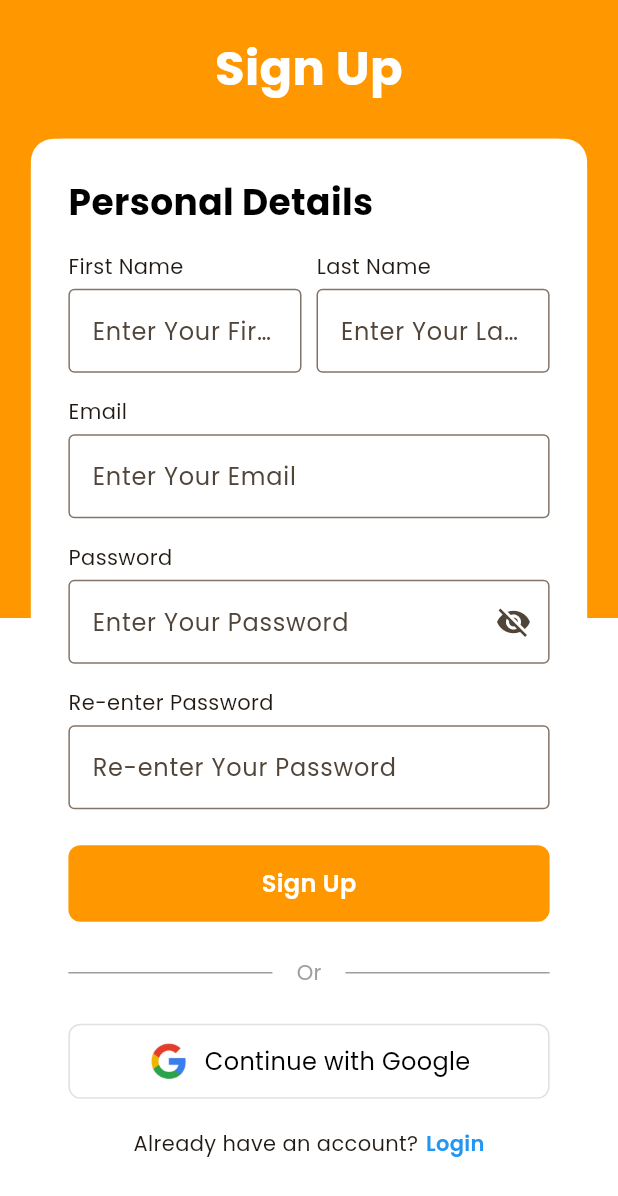
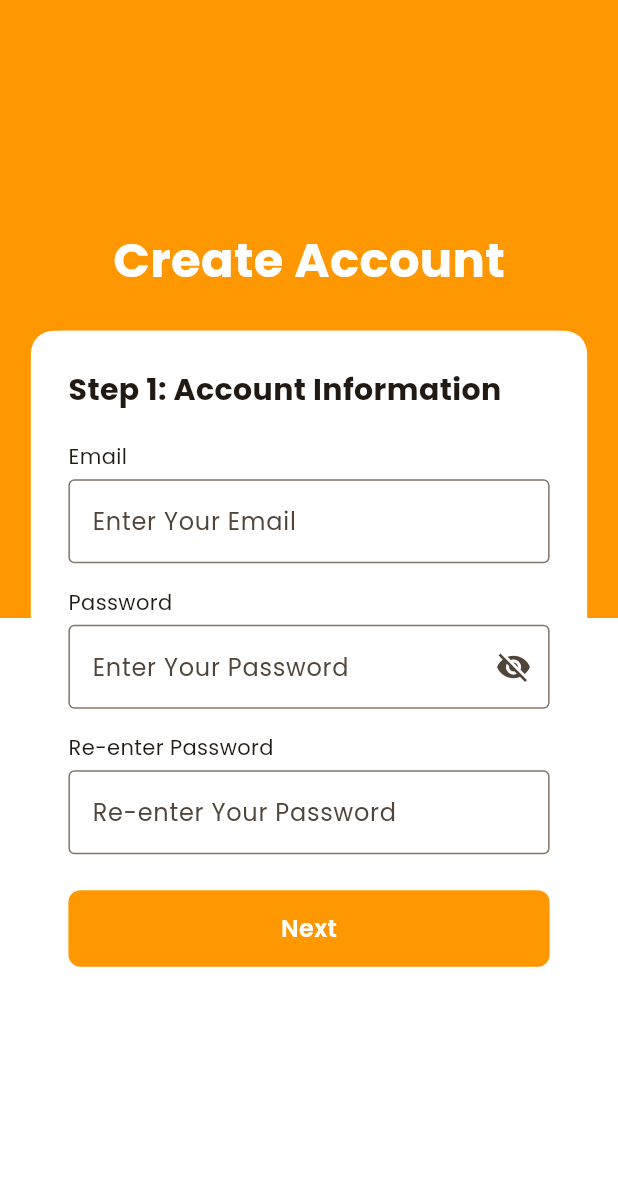
Before and after one commit to MR-Developers/learner_space_app, a Flutter app: the UserSignup screen opened by its route, on a phone screen of 412 x 824 dp. Shown: the top 1196 px of the screen. Run offline on Flutter 3.47's test engine with Material 3 defaults, Android fonts, the light colour scheme and no system bars; our stand-ins replace dio, smooth_page_indicator.

Commit message:
User Signup

```diff
--- a/lib/Data/Models/UserModel.dart
+++ b/lib/Data/Models/UserModel.dart
@@ -1,5 +1,7 @@
 class UserSignUpFormValues {
-  final String name;
+  final String firstName;
+  final String middleName;
+  final String lastName;
   final String email;
   final String password;
   final String confirmPassword;
@@ -7,7 +9,9 @@ class UserSignUpFormValues {
   final int number;
 
   UserSignUpFormValues({
-    required this.name,
+    required this.firstName,
+    required this.middleName,
+    required this.lastName,
     required this.email,
     required this.password,
     required this.confirmPassword,
@@ -16,13 +20,10 @@ class UserSignUpFormValues {
   });
 
   factory UserSignUpFormValues.fromJson(Map<String, dynamic> json) {
-    final knownKeys = {'name', 'email', 'password', 'confirmPassword'};
-
-    final extra = Map<String, dynamic>.from(json)
-      ..removeWhere((key, _) => knownKeys.contains(key));
-
     return UserSignUpFormValues(
-      name: json['name'] ?? '',
+      firstName: json['name']['first'] ?? '',
+      middleName: json['name']['middle'] ?? '',
+      lastName: json['name']['last'] ?? '',
       email: json['email'] ?? '',
       password: json['password'] ?? '',
       confirmPassword: json['confirmPassword'] ?? '',
@@ -35,8 +36,9 @@ class UserSignUpFormValues {
   Map<String, dynamic> toJson() {
     final data = {
       'name': {
-        'first': name.split(' ').first,
-        'last': name.split(' ').length > 1 ? name.split(' ').last : '',
+        'firstname': firstName,
+        'middlename': middleName,
+        'lastname': lastName,
       },
       'email': email,
       'password': password,
--- a/lib/Screens/User/Signup.dart
+++ b/lib/Screens/User/Signup.dart
@@ -1,7 +1,7 @@
 import 'package:flutter/material.dart';
 import 'package:learner_space_app/Data/Models/UserModel.dart';
+import 'package:learner_space_app/State/auth_provider.dart';
 import 'package:provider/provider.dart';
-import 'package:learner_space_app/State/auth_provider.dart';
 
 class UserSignup extends StatefulWidget {
   const UserSignup({super.key});
@@ -12,25 +12,83 @@ class UserSignup extends StatefulWidget {
 
 class _UserSignupState extends State<UserSignup> {
   bool isObscured = true;
-  final TextEditingController firstNameController = TextEditingController();
-  final TextEditingController lastNameController = TextEditingController();
-  final TextEditingController dob = TextEditingController();
-  final TextEditingController phoneNumber = TextEditingController();
+  int step = 1;
+
+  // Step 1 Controllers
   final TextEditingController emailController = TextEditingController();
   final TextEditingController passwordController = TextEditingController();
   final TextEditingController reenterPasswordController =
       TextEditingController();
 
+  // Step 2 Controllers
+  final TextEditingController firstNameController = TextEditingController();
+  final TextEditingController middleNameController = TextEditingController();
+  final TextEditingController lastNameController = TextEditingController();
+  final TextEditingController ageController = TextEditingController();
+  final TextEditingController phoneNumberController = TextEditingController();
+
   @override
   void dispose() {
-    firstNameController.dispose();
-    lastNameController.dispose();
-    dob.dispose();
-    phoneNumber.dispose();
     emailController.dispose();
     passwordController.dispose();
     reenterPasswordController.dispose();
+    firstNameController.dispose();
+    middleNameController.dispose();
+    lastNameController.dispose();
+    ageController.dispose();
+    phoneNumberController.dispose();
     super.dispose();
+  }
+
+  void nextStep() {
+    final email = emailController.text.trim();
+    final password = passwordController.text.trim();
+    final confirmPassword = reenterPasswordController.text.trim();
+
+    if (email.isEmpty || password.isEmpty || confirmPassword.isEmpty) {
+      ScaffoldMessenger.of(
+        context,
+      ).showSnackBar(const SnackBar(content: Text("Please fill all fields.")));
+      return;
+    }
+    if (password != confirmPassword) {
+      ScaffoldMessenger.of(
+        context,
+      ).showSnackBar(const SnackBar(content: Text("Passwords do not match.")));
+      return;
+    }
+
+    setState(() {
+      step = 2;
+    });
+  }
+
+  void signup(AuthProvider authProvider) async {
+    final firstName = firstNameController.text.trim();
+    final middleName = middleNameController.text.trim();
+    final lastName = lastNameController.text.trim();
+    final age = ageController.text.trim();
+    final phone = phoneNumberController.text.trim();
+
+    if (firstName.isEmpty || lastName.isEmpty || age.isEmpty || phone.isEmpty) {
+      ScaffoldMessenger.of(context).showSnackBar(
+        const SnackBar(content: Text("Please fill all required fields.")),
+      );
+      return;
+    }
+
+    final user = UserSignUpFormValues(
+      firstName: firstName,
+      middleName: middleName,
+      lastName: lastName,
+      email: emailController.text.trim(),
+      password: passwordController.text.trim(),
+      confirmPassword: passwordController.text.trim(),
+      age: int.parse(age),
+      number: int.parse(phoneNumberController.text),
+    );
+
+    await authProvider.signup(context, user);
   }
 
   @override
@@ -45,7 +103,7 @@ class _UserSignupState extends State<UserSignup> {
           height: size.height,
           child: Stack(
             children: [
-              // background gradient
+              // background
               Column(
                 children: [
                   Container(height: size.height * 0.5, color: Colors.orange),
@@ -53,16 +111,15 @@ class _UserSignupState extends State<UserSignup> {
                 ],
               ),
 
-              // signup card
+              // form card
               Align(
                 alignment: Alignment.center,
                 child: Column(
                   mainAxisSize: MainAxisSize.min,
                   children: [
-                    const Text(
-                      "Sign Up",
-                      textAlign: TextAlign.center,
-                      style: TextStyle(
+                    Text(
+                      step == 1 ? "Create Account" : "Personal Details",
+                      style: const TextStyle(
                         color: Colors.white,
                         fontWeight: FontWeight.w700,
                         fontSize: 32,
@@ -81,53 +138,9 @@ class _UserSignupState extends State<UserSignup> {
                           color: Colors.white,
                           borderRadius: BorderRadius.circular(20),
                         ),
-                        child: Column(
-                          mainAxisSize: MainAxisSize.min,
-                          crossAxisAlignment: CrossAxisAlignment.start,
-                          children: [
-                            const Text(
-                              "Personal Details",
-                              style: TextStyle(
-                                fontSize: 24,
-                                fontWeight: FontWeight.w700,
-                                color: Colors.black,
-                              ),
-                            ),
-                            const SizedBox(height: 16),
-
-                            // First and last name
-                            Row(
-                              children: [
-                                Expanded(
-                                  child: Column(
-                                    crossAxisAlignment:
-                                        CrossAxisAlignment.start,
-                                    children: [
-                                      const Text("First Name"),
-                                      const SizedBox(height: 5),
-                                      TextField(
-                                        controller: firstNameController,
-                                        decoration: const InputDecoration(
-                                          border: OutlineInputBorder(),
-                                          hintText: "Enter Your First Name",
-                                        ),
-                                      ),
-                                    ],
-                                  ),
-                                ),
-                                const SizedBox(width: 10),
-                                Expanded(
-                                  child: Column(
-                                    crossAxisAlignment:
-                                        CrossAxisAlignment.start,
-                                    children: [
-                                      const Text("Last Name"),
-                                      const SizedBox(height: 5),
-                                      TextField(
-                                        controller: lastNameController,
-                                        decoration: const InputDecoration(
-                                          border: OutlineInputBorder(),
-                                          hintText: "Enter Your Last Name",
+                        child: step == 1
+                            ? _buildStep1(isLoading)
+                            : _buildStep2(isLoading, authProvider),
                       ),
                     ),
                   ],
@@ -135,8 +148,21 @@ class _UserSignupState extends State<UserSignup> {
               ),
             ],
           ),
+        ),
+      ),
+    );
+  }
 
-                            const SizedBox(height: 16),
+  // STEP 1 UI
+  Widget _buildStep1(bool isLoading) {
+    return Column(
+      crossAxisAlignment: CrossAxisAlignment.start,
+      children: [
+        const Text(
+          "Step 1: Account Information",
+          style: TextStyle(fontSize: 20, fontWeight: FontWeight.w700),
+        ),
+        const SizedBox(height: 20),
 
         const Text("Email"),
         const SizedBox(height: 5),
@@ -160,11 +186,7 @@ class _UserSignupState extends State<UserSignup> {
             border: const OutlineInputBorder(),
             hintText: "Enter Your Password",
             suffixIcon: IconButton(
-                                  icon: Icon(
-                                    isObscured
-                                        ? Icons.visibility_off
-                                        : Icons.visibility,
-                                  ),
+              icon: Icon(isObscured ? Icons.visibility_off : Icons.visibility),
               onPressed: () {
                 setState(() {
                   isObscured = !isObscured;
@@ -189,67 +211,147 @@ class _UserSignupState extends State<UserSignup> {
 
         const SizedBox(height: 24),
 
-                            // 🔸 Sign Up Button
         GestureDetector(
-                              onTap: isLoading
-                                  ? null
-                                  : () async {
-                                      final firstName = firstNameController.text
-                                          .trim();
-                                      final lastName = lastNameController.text
-                                          .trim();
-                                      final email = emailController.text.trim();
-                                      final password = passwordController.text
-                                          .trim();
-                                      final confirmPassword =
-                                          reenterPasswordController.text.trim();
-
-                                      if (firstName.isEmpty ||
-                                          lastName.isEmpty ||
-                                          email.isEmpty ||
-                                          password.isEmpty ||
-                                          confirmPassword.isEmpty) {
-                                        ScaffoldMessenger.of(
-                                          context,
-                                        ).showSnackBar(
-                                          const SnackBar(
-                                            content: Text(
-                                              "Please fill all fields.",
-                                            ),
-                                          ),
-                                        );
-                                        return;
-                                      }
-                                      // final user = UserSignUpFormValues(
-                                      //   name: "$firstName $lastName",
-                                      //   email: email,
-                                      //   password: password,
-                                      //   confirmPassword: password,
-                                      // );
-                                      if (password != confirmPassword) {
-                                        ScaffoldMessenger.of(
-                                          context,
-                                        ).showSnackBar(
-                                          const SnackBar(
-                                            content: Text(
-                                              "Passwords do not match.",
-                                            ),
-                                          ),
-                                        );
-                                        return;
-                                      }
-
-                                      // await authProvider.signup(context, user);
-                                    },
+          onTap: isLoading ? null : nextStep,
           child: Container(
             width: double.infinity,
             decoration: BoxDecoration(
               color: Colors.orange,
               borderRadius: BorderRadius.circular(8),
             ),
-                                padding: const EdgeInsets.symmetric(
-                                  vertical: 14,
+            padding: const EdgeInsets.symmetric(vertical: 14),
+            child: Center(
+              child: isLoading
+                  ? const SizedBox(
+                      height: 22,
+                      width: 22,
+                      child: CircularProgressIndicator(
+                        color: Colors.white,
+                        strokeWidth: 2,
                       ),
+                    )
+                  : const Text(
+                      "Next",
+                      style: TextStyle(
+                        fontSize: 16,
+                        color: Colors.white,
+                        fontWeight: FontWeight.w600,
+                      ),
+                    ),
+            ),
+          ),
+        ),
+      ],
+    );
+  }
+
+  // STEP 2 UI
+  Widget _buildStep2(bool isLoading, AuthProvider authProvider) {
+    return Column(
+      crossAxisAlignment: CrossAxisAlignment.start,
+      children: [
+        const Text(
+          "Step 2: Personal Details",
+          style: TextStyle(fontSize: 20, fontWeight: FontWeight.w700),
+        ),
+        const SizedBox(height: 20),
+
+        const Text("First Name"),
+        const SizedBox(height: 5),
+        TextField(
+          controller: firstNameController,
+          decoration: const InputDecoration(
+            border: OutlineInputBorder(),
+            hintText: "Enter Your First Name",
+          ),
+        ),
+
+        const SizedBox(height: 16),
+
+        const Text("Middle Name (Optional)"),
+        const SizedBox(height: 5),
+        TextField(
+          controller: middleNameController,
+          decoration: const InputDecoration(
+            border: OutlineInputBorder(),
+            hintText: "Enter Your Middle Name",
+          ),
+        ),
+
+        const SizedBox(height: 16),
+
+        const Text("Last Name"),
+        const SizedBox(height: 5),
+        TextField(
+          controller: lastNameController,
+          decoration: const InputDecoration(
+            border: OutlineInputBorder(),
+            hintText: "Enter Your Last Name",
+          ),
+        ),
+
+        const SizedBox(height: 16),
+
+        const Text("Age"),
+        const SizedBox(height: 5),
+        TextField(
+          controller: ageController,
+          keyboardType: TextInputType.number,
+          decoration: const InputDecoration(
+            border: OutlineInputBorder(),
+            hintText: "Enter Your Age",
+          ),
+        ),
+
+        const SizedBox(height: 16),
+
+        const Text("Phone Number"),
+        const SizedBox(height: 5),
+        TextField(
+          controller: phoneNumberController,
+          keyboardType: TextInputType.phone,
+          decoration: const InputDecoration(
+            border: OutlineInputBorder(),
+            hintText: "Enter Your Phone Number",
+          ),
+        ),
+
+        const SizedBox(height: 24),
+
+        Row(
+          children: [
+            Expanded(
+              child: GestureDetector(
+                onTap: () => setState(() => step = 1),
+                child: Container(
+                  decoration: BoxDecoration(
+                    color: Colors.grey.shade300,
+                    borderRadius: BorderRadius.circular(8),
+                  ),
+                  padding: const EdgeInsets.symmetric(vertical: 14),
+                  child: const Center(
+                    child: Text(
+                      "Back",
+                      style: TextStyle(
+                        fontSize: 16,
+                        color: Colors.black,
+                        fontWeight: FontWeight.w600,
+                      ),
+                    ),
+                  ),
+                ),
+              ),
+            ),
+            const SizedBox(width: 10),
+            Expanded(
+              child: GestureDetector(
+                onTap: isLoading ? null : () => signup(authProvider),
+                child: Container(
+                  decoration: BoxDecoration(
+                    color: Colors.orange,
+                    borderRadius: BorderRadius.circular(8),
+                  ),
+                  padding: const EdgeInsets.symmetric(vertical: 14),
                   child: Center(
                     child: isLoading
                         ? const SizedBox(
@@ -271,96 +373,10 @@ class _UserSignupState extends State<UserSignup> {
                   ),
                 ),
               ),
-
-                            const SizedBox(height: 24),
-
-                            // Divider
-                            Row(
-                              children: const [
-                                Expanded(child: Divider(color: Colors.grey)),
-                                Padding(
-                                  padding: EdgeInsets.symmetric(horizontal: 16),
-                                  child: Text(
-                                    'Or',
-                                    style: TextStyle(
-                                      color: Colors.grey,
-                                      fontSize: 14,
-                                    ),
-                                  ),
-                                ),
-                                Expanded(child: Divider(color: Colors.grey)),
-                              ],
-                            ),
-
-                            const SizedBox(height: 24),
-
-                            // Google button
-                            Container(
-                              height: 50,
-                              decoration: BoxDecoration(
-                                color: Colors.white,
-                                borderRadius: BorderRadius.circular(8),
-                                border: Border.all(color: Colors.black12),
-                              ),
-                              child: Row(
-                                mainAxisAlignment: MainAxisAlignment.center,
-                                children: [
-                                  Padding(
-                                    padding: const EdgeInsets.only(right: 10),
-                                    child: Image.asset(
-                                      'assets/User/google.png',
-                                      width: 28,
-                                      height: 28,
-                                    ),
-                                  ),
-                                  const Text(
-                                    'Continue with Google',
-                                    style: TextStyle(
-                                      fontSize: 16,
-                                      color: Colors.black,
-                                      fontWeight: FontWeight.w500,
-                                    ),
-                                  ),
-                                ],
-                              ),
-                            ),
-
-                            const SizedBox(height: 20),
-
-                            // Already have account
-                            Row(
-                              mainAxisAlignment: MainAxisAlignment.center,
-                              children: [
-                                const Text("Already have an account?"),
-                                const SizedBox(width: 5),
-                                GestureDetector(
-                                  onTap: () {
-                                    Navigator.pushReplacementNamed(
-                                      context,
-                                      "/login",
-                                    );
-                                  },
-                                  child: const Text(
-                                    "Login",
-                                    style: TextStyle(
-                                      color: Colors.blue,
-                                      fontWeight: FontWeight.w600,
-                                    ),
-                                  ),
             ),
           ],
         ),
       ],
-                        ),
-                      ),
-                    ),
-                  ],
-                ),
-              ),
-            ],
-          ),
-        ),
-      ),
     );
   }
 }
```
Lines whose indentation alone changed are shown as unchanged.
